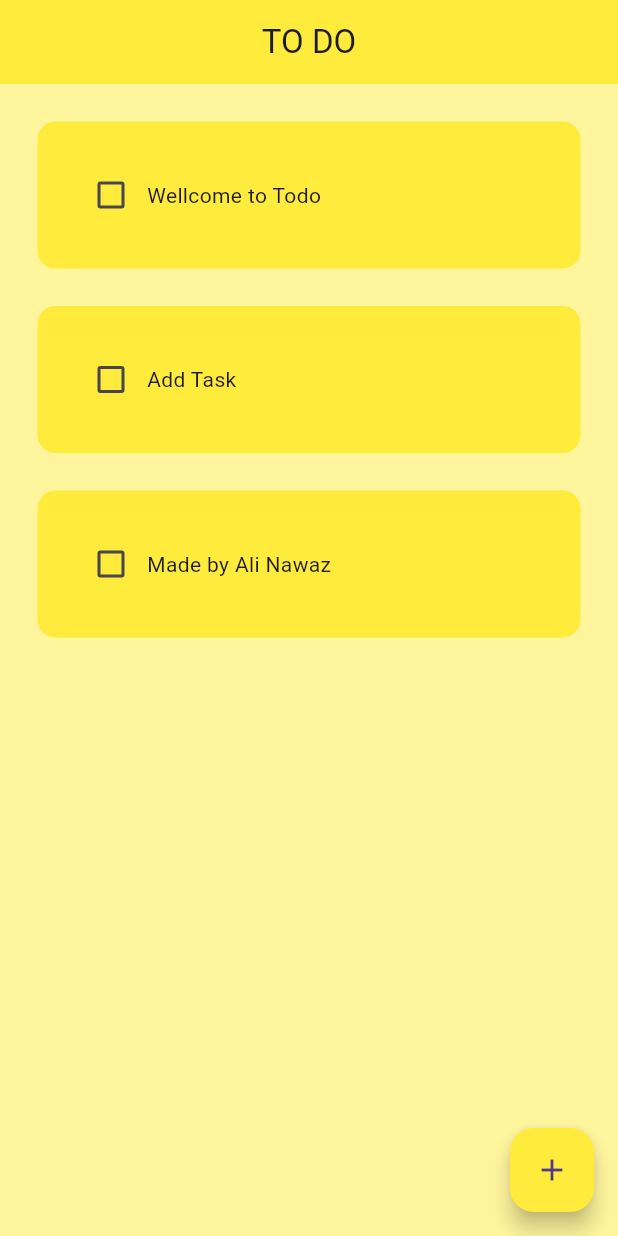
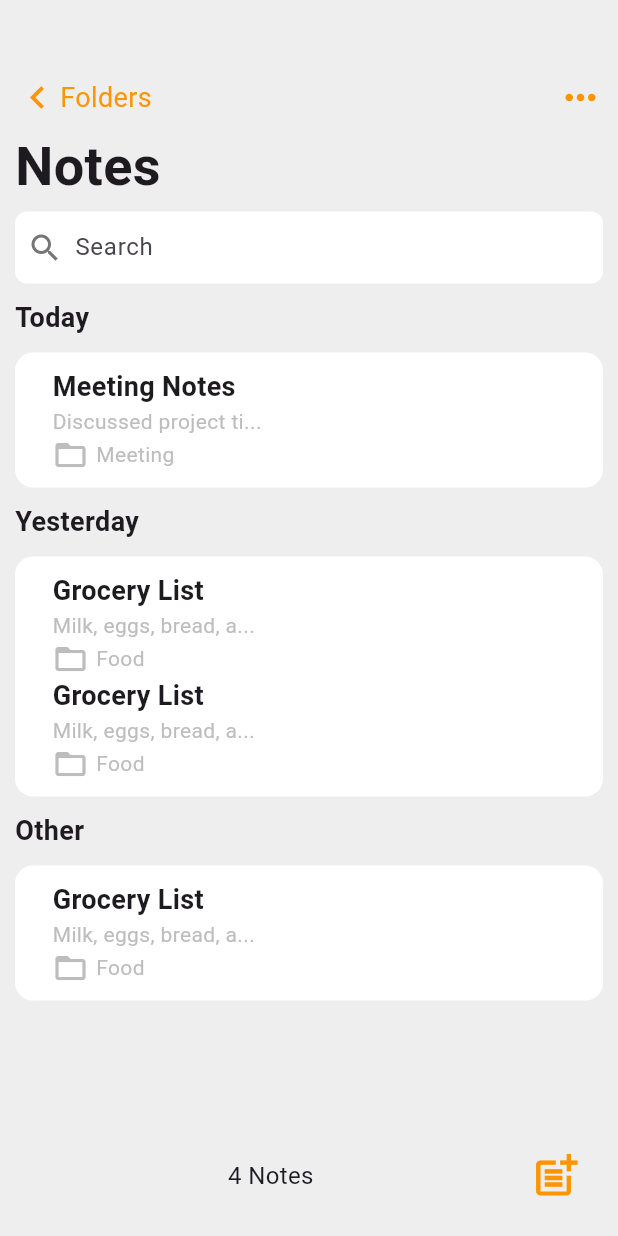
Before and after one commit to Ali01129/todo_android-app, a Flutter app: the screen it shows after launch, on a phone screen of 412 x 824 dp. Run offline on Flutter 3.47's test engine with Material 3 defaults, Android fonts, the phone set to English and light mode, and no system bars; drawn by our look-alikes of flutter_slidable; our stand-ins replace hive_flutter; accounts and stored records are empty.

```diff
--- /dev/null
+++ b/lib/constants/colors.dart
@@ -0,0 +1,16 @@
+import 'package:flutter/material.dart';
+
+class AppColors {
+  // Define light theme colors
+  static final Color lightBackgroundColor = Colors.grey.shade200;
+
+  // Define dark theme colors
+  static final Color darkBackgroundColor = Colors.black;
+
+  // Get colors based on the theme mode
+  static Color getBackgroundColor(BuildContext context) {
+    return Theme.of(context).brightness == Brightness.dark
+        ? darkBackgroundColor
+        : lightBackgroundColor;
+  }
+}
--- /dev/null
+++ b/lib/data/newDatabase.dart
@@ -0,0 +1,64 @@
+class Note {
+  final DateTime timestamp;
+  final String heading;
+  final String note;
+  final String folder;
+
+  Note({required this.timestamp, required this.heading, required this.note,required this.folder});
+}
+
+List<Note> notes = [
+  Note(
+    timestamp: DateTime.now(),
+    heading: 'Meeting Notes',
+    note: 'Discussed project timeline and next steps.',
+    folder:'Meeting',
+  ),
+  Note(
+    timestamp: DateTime.now().subtract(Duration(days: 1)),
+    heading: 'Grocery List',
+    note: 'Milk, eggs, bread, apples',
+    folder: "Food",
+  ),
+  Note(
+    timestamp: DateTime.now().subtract(Duration(days: 5)),
+    heading: 'Grocery List',
+    note: 'Milk, eggs, bread, apples',
+    folder: "Food",
+  ),
+  Note(
+    timestamp: DateTime.now().subtract(Duration(days: 1)),
+    heading: 'Grocery List',
+    note: 'Milk, eggs, bread, apples',
+    folder: "Food",
+  ),
+];
+
+List<Note> getNotesForToday() {
+  final today = DateTime.now();
+  return notes.where((note) => note.timestamp.year == today.year &&
+      note.timestamp.month == today.month &&
+      note.timestamp.day == today.day).toList();
+}
+
+List<Note> getNotesForYesterday() {
+  final yesterday = DateTime.now().subtract(Duration(days: 1));
+  return notes.where((note) => note.timestamp.year == yesterday.year &&
+      note.timestamp.month == yesterday.month &&
+      note.timestamp.day == yesterday.day).toList();
+}
+
+List<Note> getOtherNotes() {
+  final today = DateTime.now();
+  final yesterday = today.subtract(Duration(days: 1));
+
+  return notes.where((note) {
+    final noteDate = note.timestamp;
+    return !(noteDate.year == today.year &&
+        noteDate.month == today.month &&
+        noteDate.day == today.day) && // Exclude today
+        !(noteDate.year == yesterday.year &&
+            noteDate.month == yesterday.month &&
+            noteDate.day == yesterday.day); // Exclude yesterday
+  }).toList();
+}
--- a/lib/main.dart
+++ b/lib/main.dart
@@ -1,12 +1,12 @@
 import 'package:flutter/material.dart';
 import 'package:hive_flutter/hive_flutter.dart';
+import 'package:todo/pages/create_note.dart';
 import 'package:todo/pages/home_page.dart';
 
-void main () async {
-
-  //initialize hive
+void main() async {
+  // Initialize Hive
   await Hive.initFlutter();
-  //open a box
+  // Open a box
   await Hive.openBox("mybox");
 
   runApp(const MyApp());
@@ -17,9 +17,29 @@ class MyApp extends StatelessWidget {
 
   @override
   Widget build(BuildContext context) {
-    return const MaterialApp(
+    return MaterialApp(
       debugShowCheckedModeBanner: false,
-      home: HomePage(),
+      theme: ThemeData(
+        brightness: Brightness.light,
+        primaryColor: Colors.white,
+          bottomAppBarTheme: BottomAppBarTheme(
+            color: Colors.grey.shade200,
+          )
+      ),
+      darkTheme: ThemeData(
+        brightness: Brightness.dark,
+        primaryColor: Color(0xFF29292B),
+        bottomAppBarTheme: BottomAppBarTheme(
+          color: Colors.black,
+        )
+      ),
+
+      // Automatically switch between light and dark themes based on system settings
+      themeMode: ThemeMode.system,
+      routes: {
+        "/CreateNote":(context)=> NotePage(),
+      },
+      home: const HomePage(),
     );
   }
 }
--- /dev/null
+++ b/lib/pages/create_note.dart
@@ -0,0 +1,48 @@
+import 'package:flutter/material.dart';
+
+class NotePage extends StatelessWidget {
+  final TextEditingController _heading=TextEditingController();
+  final TextEditingController _note=TextEditingController();
+  @override
+  Widget build(BuildContext context) {
+    return Scaffold(
+      appBar: AppBar(
+      ),
+      body: Padding(
+        padding: const EdgeInsets.all(16.0),
+        child: Column(
+          crossAxisAlignment: CrossAxisAlignment.start,
+          children: [
+            TextField(
+              keyboardType: TextInputType.text,
+              maxLines: 1,
+              minLines: 1,
+              controller: _heading,
+              decoration: InputDecoration(
+                hintText: 'Heading',
+                border: InputBorder.none,
+              ),
+              style: TextStyle(
+                fontWeight: FontWeight.bold,
+                fontSize: 24,
+              ),
+            ),
+            const Divider(),
+            Expanded(
+              child: TextField(
+                keyboardType: TextInputType.multiline,
+                maxLines: null,
+                minLines: 5,
+                controller: _note,
+                decoration: InputDecoration(
+                  hintText: 'Write your note here...',
+                  border: InputBorder.none,
+                ),
+              ),
+            ),
+          ],
+        ),
+      ),
+    );
+  }
+}
--- a/lib/pages/home_page.dart
+++ b/lib/pages/home_page.dart
@@ -3,6 +3,8 @@ import 'package:hive_flutter/hive_flutter.dart';
 import 'package:todo/data/database.dart';
 import 'package:todo/utils/dialog_box.dart';
 import 'package:todo/utils/todo_list.dart';
+import 'package:todo/data/newDatabase.dart';
+import 'package:todo/constants/colors.dart';
 
 class HomePage extends StatefulWidget {
   const HomePage({super.key});
@@ -12,83 +14,194 @@ class HomePage extends StatefulWidget {
 }
 
 class _HomePageState extends State<HomePage> {
-  final _mybox=Hive.box("mybox");
-  final _controller=TextEditingController();
-  //using database
-  ToDoDatabase db= ToDoDatabase();
+  final _mybox = Hive.box("mybox");
+  final TextEditingController _controller = TextEditingController();
+  final ToDoDatabase db = ToDoDatabase();
+
   @override
   void initState() {
-    //check if this is the first time opening the app
-    if(_mybox.get("TODOLIST")==null){
+    super.initState();
+    if (_mybox.get("TODOLIST") == null) {
       db.createInitialData();
-    }
-    else{
+    } else {
       db.loadData();
     }
-    super.initState();
   }
 
-  void checkBoxChanged(bool? value,int index){
+  void checkBoxChanged(bool? value, int index) {
     setState(() {
-      db.todo[index][1]=!db.todo[index][1];
+      db.todo[index][1] = !db.todo[index][1];
     });
     db.updateDatabase();
   }
 
-  void saveNewTask(){
+  void saveNewTask() {
     setState(() {
-      db.todo.add([_controller.text,false]);
+      db.todo.add([_controller.text, false]);
       _controller.clear();
     });
     db.updateDatabase();
     Navigator.of(context).pop();
   }
 
-  void deleteTask(int index){
+  void deleteTask(int index) {
     setState(() {
       db.todo.removeAt(index);
     });
     db.updateDatabase();
   }
 
-  void createNewTask(){
+  void createNewTask() {
     showDialog(
       context: context,
-        builder: (context){
+      builder: (context) {
         return DialogBox(
           controller: _controller,
-            onCancel: ()=> Navigator.of(context).pop() ,
+          onCancel: () => Navigator.of(context).pop(),
           onSave: saveNewTask,
         );
+      },
+    );
   }
+
+  Widget buildNotesSection(String title, List<Note> notes) {
+    if (notes.isEmpty) return SizedBox.shrink();
+    return Column(
+      crossAxisAlignment: CrossAxisAlignment.start,
+      children: [
+        Padding(
+          padding: const EdgeInsets.symmetric(vertical: 10),
+          child: Text(
+            title,
+            style: TextStyle(fontSize: 18, fontWeight: FontWeight.bold),
+          ),
+        ),
+        Container(
+          decoration: BoxDecoration(
+            color: Theme.of(context).primaryColor,
+            borderRadius: BorderRadius.circular(12),
+          ),
+          child: ListView.builder(
+            shrinkWrap: true,
+            physics: NeverScrollableScrollPhysics(),
+            padding: EdgeInsets.symmetric(horizontal: 25, vertical: 10),
+            itemCount: notes.length,
+            itemBuilder: (context, index) {
+              Note note = notes[index];
+              return TodoList(
+                taskname: note.heading,
+                note: note.note.toString().substring(0, 20),
+                folder: note.folder,
+                deleteFunction: (context) => deleteTask(index),
+              );
+            },
+          ),
+        ),
+      ],
     );
   }
 
   @override
   Widget build(BuildContext context) {
+    List<Note> todayNotes = getNotesForToday();
+    List<Note> yesterdayNotes = getNotesForYesterday();
+    List<Note> otherNotes = getOtherNotes();
+
     return Scaffold(
-      backgroundColor: Colors.yellow[200],
-      appBar: AppBar(
-        backgroundColor: Colors.yellow,
-        title: Center(child: Text("TO DO")),
+      backgroundColor: AppColors.getBackgroundColor(context),
+      // floatingActionButton: FloatingActionButton(
+      //   onPressed: createNewTask,
+      //   child: Icon(Icons.add),
+      //   backgroundColor: Color(0xFFFE9402),
+      // ),
+      bottomNavigationBar: BottomAppBar(
+        shape: CircularNotchedRectangle(),
+        notchMargin: 0,
+        child: Row(
+          mainAxisSize: MainAxisSize.max,
+          children: <Widget>[
+            Expanded(
+              child: Center(
+                child: Text(
+                  "${todayNotes.length + yesterdayNotes.length + otherNotes.length} Notes",
+                  style: TextStyle(fontSize: 16), // Adjust the font size as needed
                 ),
-
-      floatingActionButton: FloatingActionButton(
-        onPressed: createNewTask,
-        child: Icon(Icons.add),
-        backgroundColor: Colors.yellow,
               ),
-
-      body: ListView.builder(
-        itemCount: db.todo.length,
-        itemBuilder: (context,index){
-          return TodoList(
-            taskname: db.todo[index][0],
-            taskvalue: db.todo[index][1],
-            onChanged: (value)=> checkBoxChanged(value,index),
-            deleteFunction: (context)=> deleteTask(index),
-          );
+            ),
+            IconButton(
+              icon: Icon(Icons.post_add, size: 35, color: Color(0xFFFE9402)),
+              onPressed: () {
+                Navigator.pushNamed(context, '/CreateNote');
               },
+            ),
+          ],
+        ),
+      ),
+      body: Padding(
+        padding: const EdgeInsets.only(right: 10,left: 10,top: 50),
+        child: Column(
+          crossAxisAlignment: CrossAxisAlignment.start,
+          children: [
+            Row(
+              mainAxisAlignment: MainAxisAlignment.spaceBetween,
+              children: [
+                Row(
+                  children: [
+                    Icon(Icons.chevron_left, size: 30, color: Color(0xFFFE9402)),
+                    Text(
+                      "Folders",
+                      style: TextStyle(color: Color(0xFFFE9402), fontSize: 18),
+                    ),
+                  ],
+                ),
+                Icon(Icons.more_horiz, size: 30, color: Color(0xFFFE9402)),
+              ],
+            ),
+            SizedBox(height: 5),
+            Text(
+              "Notes",
+              style: TextStyle(
+                fontSize: 36,
+                fontWeight: FontWeight.bold,
+              ),
+            ),
+            SizedBox(height: 5),
+            Container(
+              padding: EdgeInsets.symmetric(horizontal: 8),
+              decoration: BoxDecoration(
+                color: Theme.of(context).primaryColor,
+                borderRadius: BorderRadius.circular(8),
+              ),
+              child: Row(
+                children: [
+                  Icon(Icons.search, color: Colors.grey.shade600),
+                  SizedBox(width: 8),
+                  Expanded(
+                    child: TextField(
+                      controller: _controller,
+                      decoration: InputDecoration(
+                        hintText: "Search",
+                        border: InputBorder.none,
+                      ),
+                    ),
+                  ),
+                ],
+              ),
+            ),
+            Expanded(
+              child: SingleChildScrollView(
+                child: Column(
+                  crossAxisAlignment: CrossAxisAlignment.start,
+                  children: [
+                    buildNotesSection("Today", todayNotes),
+                    buildNotesSection("Yesterday", yesterdayNotes),
+                    buildNotesSection("Other", otherNotes),
+                  ],
+                ),
+              ),
+            ),
+          ],
+        ),
       ),
     );
   }
--- a/lib/utils/todo_list.dart
+++ b/lib/utils/todo_list.dart
@@ -3,24 +3,20 @@ import 'package:flutter_slidable/flutter_slidable.dart';
 
 class TodoList extends StatelessWidget {
   final String taskname;
-  final bool taskvalue;
-  Function(bool?)? onChanged;
+  final String note;
+  final String folder;
   Function(BuildContext)? deleteFunction;
   TodoList({
     super.key,
+    required this.note,
     required this.taskname,
-    required this.taskvalue,
-    required this.onChanged,
+    required this.folder,
     required this.deleteFunction
   });
 
   @override
   Widget build(BuildContext context) {
-    return Padding(
-
-      padding: const EdgeInsets.only(left: 25.0,right: 25.0,top: 25.0),
-
-      child: Slidable(
+    return Slidable(
       endActionPane: ActionPane(
         motion: StretchMotion(),
         children: [
@@ -32,24 +28,26 @@ class TodoList extends StatelessWidget {
           ),
         ],
       ),
-        child: Container(
-          padding: EdgeInsets.all(25.0),
-          decoration: BoxDecoration(
-            color: Colors.yellow,
-            borderRadius: BorderRadius.circular(12)
+      child: Column(
+        crossAxisAlignment: CrossAxisAlignment.start,
+        children: [
+          //task name
+          Text(taskname,
+            style: TextStyle(fontWeight: FontWeight.bold,fontSize: 18),
           ),
-          child: Row(
+          Text(note+"...",
+            style: TextStyle(color: Colors.grey.shade400),
+          ),
+          Row(
             children: [
-              //checkbox
-              Checkbox(value: taskvalue, onChanged: onChanged,activeColor: Colors.black,),
-              //task name
-              Text(
-                taskname,
-                style: TextStyle(decoration: taskvalue? TextDecoration.lineThrough:TextDecoration.none),
+              Icon(Icons.folder_open,color: Colors.grey.shade400,),
+              SizedBox(width: 5,),
+              Text(folder,
+                style: TextStyle(color: Colors.grey.shade400),
               ),
             ],
           ),
-        ),
+        ],
       ),
     );
   }
```
Also changed, not shown: pubspec.lock. Lines whose indentation alone changed are shown as unchanged.
